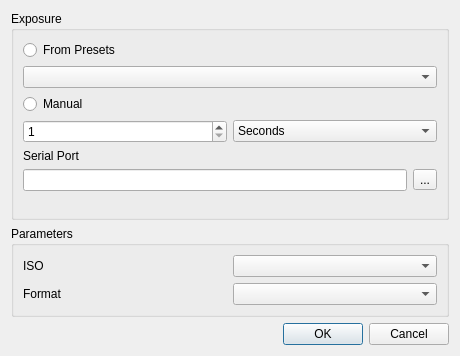
Before: the Qt Designer form dslr-qt-shooter/ui/imagesettingsdialog.ui in Edlward/GalaxyHunter, drawn with Qt 5.
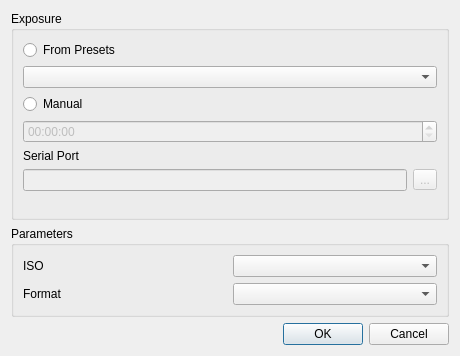
After: the same form once the commit is applied.

Commit message: Using QTime and time widgets to format exposure time; using QFuture for threading

```diff
--- a/dslr-qt-shooter/ui/imagesettingsdialog.ui
+++ b/dslr-qt-shooter/ui/imagesettingsdialog.ui
@@ -38,32 +38,17 @@
        </widget>
       </item>
       <item>
-       <layout class="QHBoxLayout" name="horizontalLayout_2">
-        <item>
-         <widget class="QSpinBox" name="shutterSpeedManual">
-          <property name="minimum">
-           <number>1</number>
-          </property>
-          <property name="maximum">
-           <number>1024</number>
-          </property>
-         </widget>
-        </item>
-        <item>
-         <widget class="QComboBox" name="shutterSpeedManualUnit">
-          <item>
-           <property name="text">
-            <string>Seconds</string>
-           </property>
-          </item>
-          <item>
-           <property name="text">
-            <string>Minutes</string>
-           </property>
-          </item>
-         </widget>
-        </item>
-       </layout>
+       <widget class="QTimeEdit" name="shutterSpeedManual">
+        <property name="enabled">
+         <bool>false</bool>
+        </property>
+        <property name="currentSection">
+         <enum>QDateTimeEdit::SecondSection</enum>
+        </property>
+        <property name="displayFormat">
+         <string>HH:mm:ss</string>
+        </property>
+       </widget>
       </item>
       <item>
        <widget class="QLabel" name="label_3">
@@ -75,10 +60,17 @@
       <item>
        <layout class="QHBoxLayout" name="horizontalLayout">
         <item>
-         <widget class="QLineEdit" name="serialShootPort"/>
+         <widget class="QLineEdit" name="serialShootPort">
+          <property name="enabled">
+           <bool>false</bool>
+          </property>
+         </widget>
         </item>
         <item>
          <widget class="QToolButton" name="pickSerialShootPort">
+          <property name="enabled">
+           <bool>false</bool>
+          </property>
           <property name="text">
            <string>...</string>
           </property>
```
The commit also changes 7 other files.
